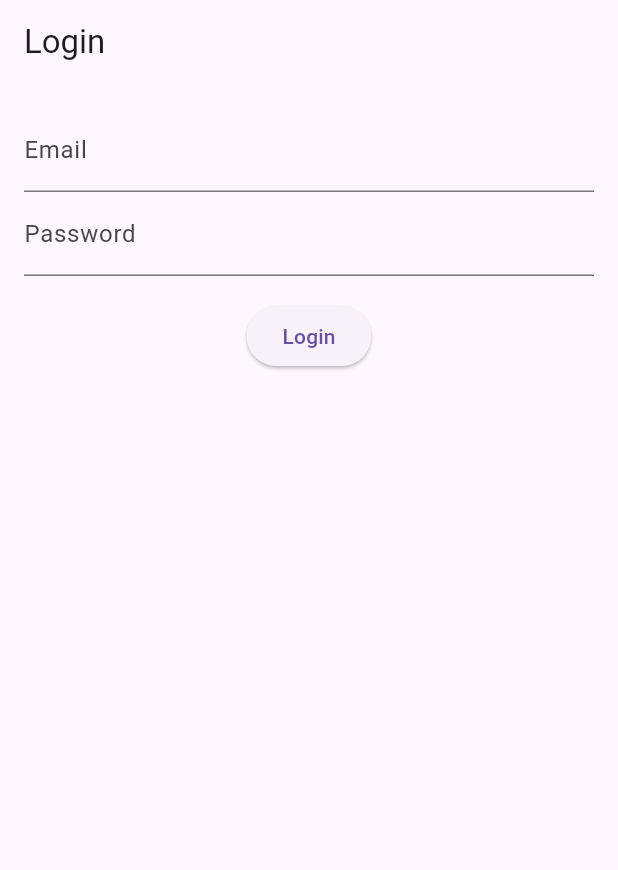
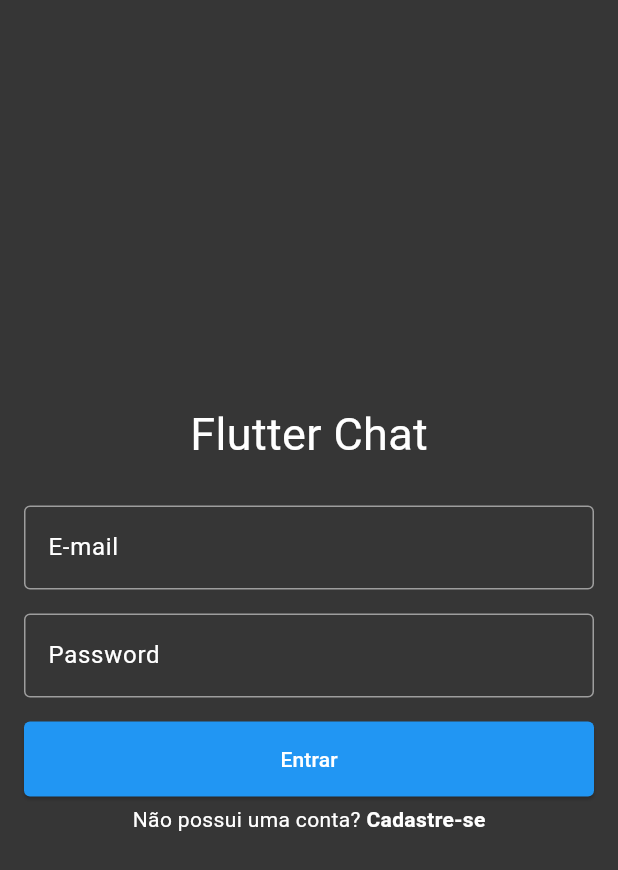
Before and after one commit to diegodallabt/chat_app, a Flutter app: the screen it shows after launch, on a phone screen of 412 x 824 dp. Shown: the top 870 px of the screen. Run offline on Flutter 3.47's test engine with Material 3 defaults, Android fonts, the light colour scheme and no system bars; our stand-ins replace firebase_auth, firebase_core, flutter_modular; accounts and stored records are empty.

Commit message:
(update) login page layout

```diff
--- a/lib/app/app_widget.dart
+++ b/lib/app/app_widget.dart
@@ -7,8 +7,16 @@ class AppWidget extends StatelessWidget {
   @override
   Widget build(BuildContext context) {
     return MaterialApp.router(
+      debugShowCheckedModeBanner: false,
       title: 'Chat',
-      theme: ThemeData(primarySwatch: Colors.blue),
+      theme: ThemeData(
+        primarySwatch: Colors.blue,
+        textSelectionTheme: TextSelectionThemeData(
+          cursorColor: Colors.white,
+          selectionColor: Colors.white.withOpacity(0.4),
+          selectionHandleColor: Colors.white,
+        ),
+      ),
       routerConfig: Modular.routerConfig,
     );
   }
--- a/lib/app/modules/login/presentation/login_page.dart
+++ b/lib/app/modules/login/presentation/login_page.dart
@@ -1,10 +1,10 @@
-// lib/app/modules/login/presentation/pages/login_page.dart
-
 import 'package:chat_app/app/modules/login/presentation/bloc/login_event.dart';
+import 'package:chat_app/app/modules/login/presentation/widgets/custom_textfield.dart';
 import 'package:flutter/material.dart';
 
 import 'bloc/login_bloc.dart';
 import 'bloc/login_state.dart';
+import 'widgets/login_button.dart';
 
 class LoginPage extends StatefulWidget {
   final LoginBloc loginBloc;
@@ -45,30 +45,42 @@ class LoginPageState extends State<LoginPage> {
   @override
   Widget build(BuildContext context) {
     return Scaffold(
-      appBar: AppBar(title: const Text('Login')),
-      body: Padding(
+      backgroundColor: const Color.fromARGB(255, 54, 54, 54),
+      body: SafeArea(
+        child: Padding(
           padding: const EdgeInsets.all(16.0),
           child: Column(
+            mainAxisAlignment: MainAxisAlignment.center,
             children: [
-            TextField(
+              const Text(
+                "Flutter Chat",
+                style: TextStyle(
+                  color: Colors.white,
+                  fontSize: 30,
+                ),
+              ),
+              const SizedBox(height: 26),
+              CustomTextField(
                 controller: emailController,
-              decoration: const InputDecoration(labelText: 'Email'),
+                labelText: 'E-mail',
               ),
-            TextField(
+              const SizedBox(height: 16),
+              CustomTextField(
                 controller: passwordController,
-              decoration: const InputDecoration(labelText: 'Password'),
-              obscureText: true,
+                labelText: 'Password',
+                isPassword: true,
               ),
               const SizedBox(height: 16),
               StreamBuilder<LoginState>(
                 stream: widget.loginBloc.state,
                 initialData: LoginInitial(),
                 builder: (context, snapshot) {
-                if (snapshot.data is LoginLoading) {
-                  return const Center(child: CircularProgressIndicator());
-                }
+                  final isLoading = snapshot.data is LoginLoading;
 
-                return ElevatedButton(
+                  return SizedBox(
+                    width: double.infinity,
+                    child: LoginButton(
+                      padding: const EdgeInsets.symmetric(vertical: 15.0),
                       onPressed: () {
                         final email = emailController.text;
                         final password = passwordController.text;
@@ -78,11 +90,31 @@ class LoginPageState extends State<LoginPage> {
                           password: password,
                         ));
                       },
-                  child: const Text('Login'),
+                      isLoading: isLoading,
+                    ),
                   );
                 },
               ),
+              const SizedBox(height: 5),
+              SizedBox(
+                width: double.infinity,
+                child: Row(
+                  mainAxisAlignment: MainAxisAlignment.center,
+                  children: [
+                    const Text('Não possui uma conta? ',
+                        style: TextStyle(color: Colors.white)),
+                    InkWell(
+                      child: const Text('Cadastre-se',
+                          style: TextStyle(
+                              color: Colors.white,
+                              fontWeight: FontWeight.w700)),
+                      onTap: () {},
+                    )
                   ],
+                ),
+              ),
+            ],
+          ),
         ),
       ),
     );
--- /dev/null
+++ b/lib/app/modules/login/presentation/widgets/custom_textfield.dart
@@ -0,0 +1,35 @@
+import 'package:flutter/material.dart';
+
+class CustomTextField extends StatelessWidget {
+  final TextEditingController controller;
+  final String labelText;
+  final bool isPassword;
+
+  const CustomTextField({
+    super.key,
+    required this.controller,
+    required this.labelText,
+    this.isPassword = false,
+  });
+
+  @override
+  Widget build(BuildContext context) {
+    return TextField(
+      controller: controller,
+      obscureText: isPassword,
+      style: const TextStyle(
+        color: Colors.white,
+      ),
+      decoration: InputDecoration(
+        labelText: labelText,
+        labelStyle: const TextStyle(color: Colors.white),
+        enabledBorder: const OutlineInputBorder(
+          borderSide: BorderSide(color: Colors.grey, width: 1.0),
+        ),
+        focusedBorder: const OutlineInputBorder(
+          borderSide: BorderSide(color: Colors.white, width: 2.0),
+        ),
+      ),
+    );
+  }
+}
--- /dev/null
+++ b/lib/app/modules/login/presentation/widgets/login_button.dart
@@ -0,0 +1,43 @@
+import 'package:flutter/material.dart';
+
+class ButtonPadding {
+  ButtonPadding(this.horizontal, this.vertical);
+
+  final double? horizontal;
+  final double? vertical;
+}
+
+class LoginButton extends StatelessWidget {
+  final VoidCallback onPressed;
+  final bool isLoading;
+  final Color backgroundColor;
+  final Color textColor;
+  final EdgeInsets? padding;
+
+  const LoginButton({
+    super.key,
+    required this.onPressed,
+    this.isLoading = false,
+    this.backgroundColor = Colors.blue,
+    this.textColor = Colors.white,
+    this.padding = const EdgeInsets.symmetric(horizontal: 16.0, vertical: 8.0),
+  });
+
+  @override
+  Widget build(BuildContext context) {
+    return isLoading
+        ? const Center(child: CircularProgressIndicator())
+        : ElevatedButton(
+            onPressed: onPressed,
+            style: ElevatedButton.styleFrom(
+              padding: padding,
+              backgroundColor: backgroundColor,
+              foregroundColor: textColor,
+              shape: RoundedRectangleBorder(
+                borderRadius: BorderRadius.circular(4.0),
+              ),
+            ),
+            child: const Text('Entrar'),
+          );
+  }
+}
```
Lines whose indentation alone changed are shown as unchanged.
